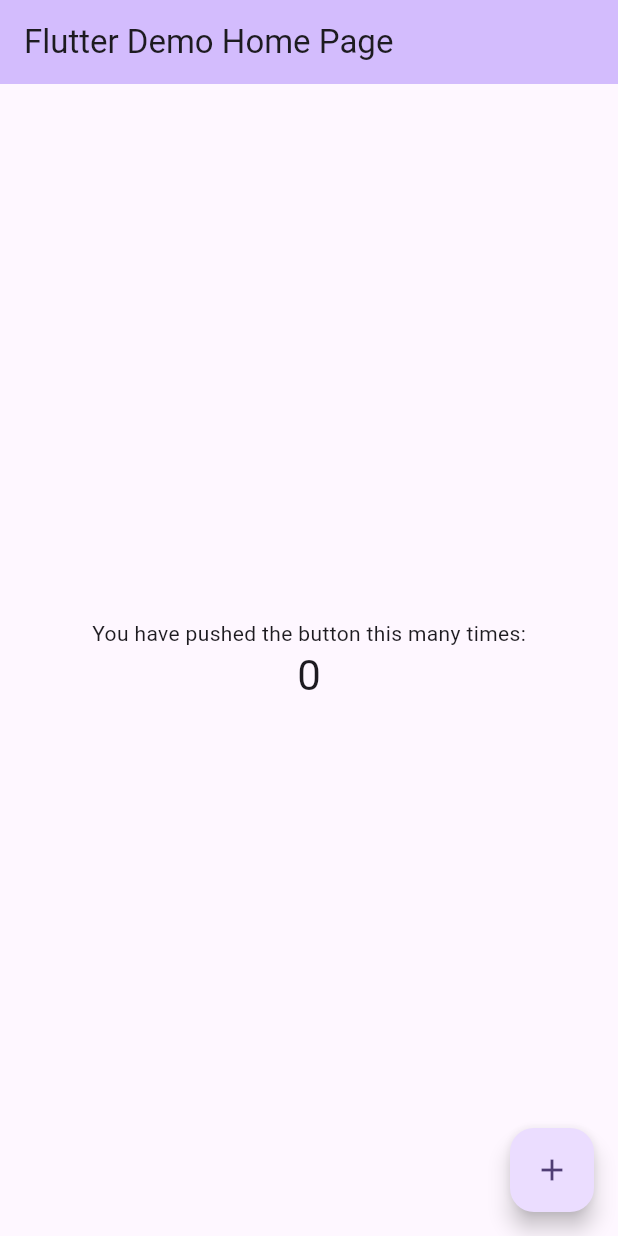
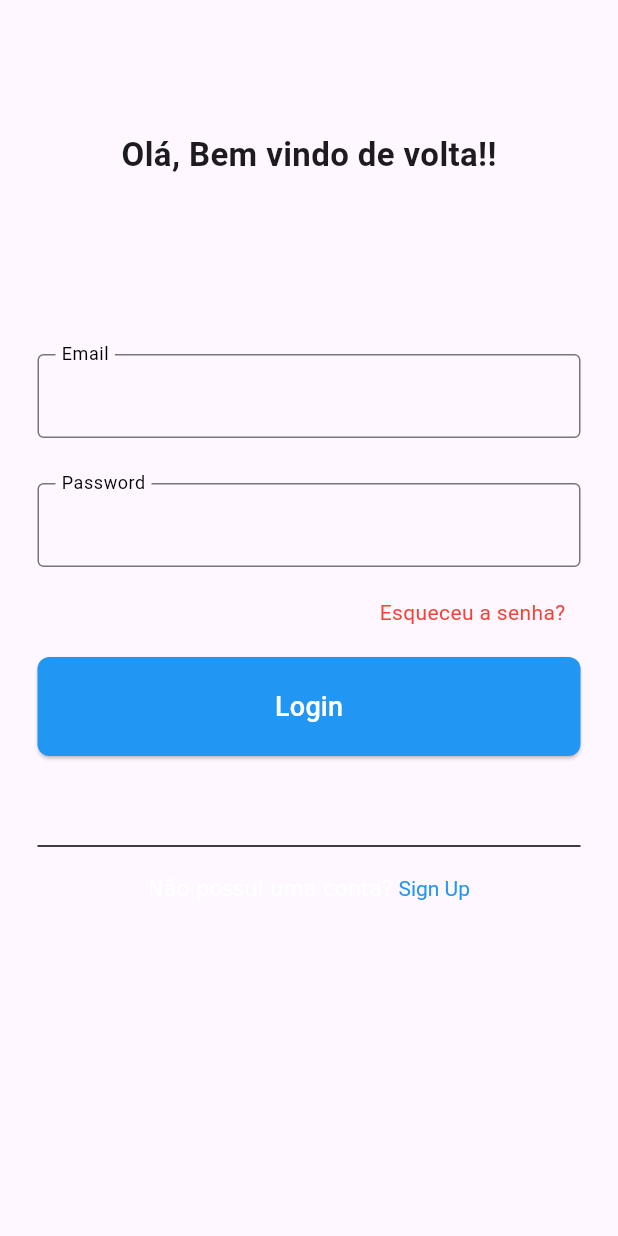
Before and after one commit to PHneres7/app_reserva, a Flutter app: the screen it shows after launch, on a phone screen of 412 x 824 dp. Run offline on Flutter 3.47's test engine with Material 3 defaults, Android fonts, the phone set to English and light mode, and no system bars.

Commit message:
Login Page quase finalizada

```diff
--- /dev/null
+++ b/reserve_app/lib/app/app_routs.dart
@@ -0,0 +1,13 @@
+import 'package:flutter/material.dart';
+import 'package:reserve_app/pages/login_page.dart';
+import 'package:reserve_app/pages/sign_up_page.dart';
+
+abstract class AppRouts {
+  static const loginPage = 'login';
+  static const SignUpPage = 'signup';
+
+  static Map<String, WidgetBuilder> routes = {
+    loginPage: (context) => const LoginPage(),
+    SignUpPage: (context)=> const SignUp(),
+  };
+}
--- /dev/null
+++ b/reserve_app/lib/app/reserve_app.dart
@@ -0,0 +1,15 @@
+import 'package:flutter/material.dart';
+import 'package:reserve_app/app/app_routs.dart';
+
+class ReserveApp extends StatelessWidget {
+  const ReserveApp({super.key});
+
+  @override
+  Widget build(BuildContext context) {
+    return MaterialApp(
+      debugShowCheckedModeBanner: false,
+      initialRoute: AppRouts.loginPage,
+      routes: AppRouts.routes,
+    );
+  }
+}
--- a/reserve_app/lib/main.dart
+++ b/reserve_app/lib/main.dart
@@ -1,125 +1,6 @@
 import 'package:flutter/material.dart';
+import 'package:reserve_app/app/reserve_app.dart';
 
 void main() {
-  runApp(const MyApp());
+  runApp(const ReserveApp());
 }
-
-class MyApp extends StatelessWidget {
-  const MyApp({super.key});
-
-  // This widget is the root of your application.
-  @override
-  Widget build(BuildContext context) {
-    return MaterialApp(
-      title: 'Flutter Demo',
-      theme: ThemeData(
-        // This is the theme of your application.
-        //
-        // TRY THIS: Try running your application with "flutter run". You'll see
-        // the application has a purple toolbar. Then, without quitting the app,
-        // try changing the seedColor in the colorScheme below to Colors.green
-        // and then invoke "hot reload" (save your changes or press the "hot
-        // reload" button in a Flutter-supported IDE, or press "r" if you used
-        // the command line to start the app).
-        //
-        // Notice that the counter didn't reset back to zero; the application
-        // state is not lost during the reload. To reset the state, use hot
-        // restart instead.
-        //
-        // This works for code too, not just values: Most code changes can be
-        // tested with just a hot reload.
-        colorScheme: ColorScheme.fromSeed(seedColor: Colors.deepPurple),
-        useMaterial3: true,
-      ),
-      home: const MyHomePage(title: 'Flutter Demo Home Page'),
-    );
-  }
-}
-
-class MyHomePage extends StatefulWidget {
-  const MyHomePage({super.key, required this.title});
-
-  // This widget is the home page of your application. It is stateful, meaning
-  // that it has a State object (defined below) that contains fields that affect
-  // how it looks.
-
-  // This class is the configuration for the state. It holds the values (in this
-  // case the title) provided by the parent (in this case the App widget) and
-  // used by the build method of the State. Fields in a Widget subclass are
-  // always marked "final".
-
-  final String title;
-
-  @override
-  State<MyHomePage> createState() => _MyHomePageState();
-}
-
-class _MyHomePageState extends State<MyHomePage> {
-  int _counter = 0;
-
-  void _incrementCounter() {
-    setState(() {
-      // This call to setState tells the Flutter framework that something has
-      // changed in this State, which causes it to rerun the build method below
-      // so that the display can reflect the updated values. If we changed
-      // _counter without calling setState(), then the build method would not be
-      // called again, and so nothing would appear to happen.
-      _counter++;
-    });
-  }
-
-  @override
-  Widget build(BuildContext context) {
-    // This method is rerun every time setState is called, for instance as done
-    // by the _incrementCounter method above.
-    //
-    // The Flutter framework has been optimized to make rerunning build methods
-    // fast, so that you can just rebuild anything that needs updating rather
-    // than having to individually change instances of widgets.
-    return Scaffold(
-      appBar: AppBar(
-        // TRY THIS: Try changing the color here to a specific color (to
-        // Colors.amber, perhaps?) and trigger a hot reload to see the AppBar
-        // change color while the other colors stay the same.
-        backgroundColor: Theme.of(context).colorScheme.inversePrimary,
-        // Here we take the value from the MyHomePage object that was created by
-        // the App.build method, and use it to set our appbar title.
-        title: Text(widget.title),
-      ),
-      body: Center(
-        // Center is a layout widget. It takes a single child and positions it
-        // in the middle of the parent.
-        child: Column(
-          // Column is also a layout widget. It takes a list of children and
-          // arranges them vertically. By default, it sizes itself to fit its
-          // children horizontally, and tries to be as tall as its parent.
-          //
-          // Column has various properties to control how it sizes itself and
-          // how it positions its children. Here we use mainAxisAlignment to
-          // center the children vertically; the main axis here is the vertical
-          // axis because Columns are vertical (the cross axis would be
-          // horizontal).
-          //
-          // TRY THIS: Invoke "debug painting" (choose the "Toggle Debug Paint"
-          // action in the IDE, or press "p" in the console), to see the
-          // wireframe for each widget.
-          mainAxisAlignment: MainAxisAlignment.center,
-          children: <Widget>[
-            const Text(
-              'You have pushed the button this many times:',
-            ),
-            Text(
-              '$_counter',
-              style: Theme.of(context).textTheme.headlineMedium,
-            ),
-          ],
-        ),
-      ),
-      floatingActionButton: FloatingActionButton(
-        onPressed: _incrementCounter,
-        tooltip: 'Increment',
-        child: const Icon(Icons.add),
-      ), // This trailing comma makes auto-formatting nicer for build methods.
-    );
-  }
-}
--- /dev/null
+++ b/reserve_app/lib/pages/login_page.dart
@@ -0,0 +1,89 @@
+import 'package:flutter/gestures.dart';
+import 'package:flutter/material.dart';
+import 'package:reserve_app/app/app_routs.dart';
+import 'package:reserve_app/pages/sign_up_page.dart';
+import 'package:reserve_app/widgets/custom_buttom.dart';
+import 'package:reserve_app/widgets/custom_text_form_field.dart';
+
+class LoginPage extends StatelessWidget {
+  const LoginPage({super.key});
+
+  @override
+  Widget build(BuildContext context) {
+    return Scaffold(
+      body: Column(
+        children: [
+          //Texto 1 'Seja Bem Vindo'
+          Expanded(
+            flex: 1,
+            child: Column(
+              mainAxisAlignment: MainAxisAlignment.center,
+              children: [
+                Text(
+                  'Olá, Bem vindo de volta!!',
+                  style: TextStyle(
+                    fontWeight: FontWeight.bold,
+                    fontSize: 22,
+                  ),
+                ),
+              ],
+            ),
+          ),
+
+          // Parte 2 'Formulario'
+          Expanded(
+            flex: 3,
+            child: Padding(
+              padding: const EdgeInsets.symmetric(vertical: 15, horizontal: 25),
+              child: Column(
+                crossAxisAlignment: CrossAxisAlignment.stretch,
+                children: [
+                  CustomTextFormField(label: 'Email'),
+                  CustomTextFormField(label: 'Password'),
+                  Padding(
+                    padding: const EdgeInsets.only(top: 5, right: 10),
+                    child: Text(
+                      'Esqueceu a senha?',
+                      style: TextStyle(color: Colors.red),
+                      textAlign: TextAlign.end,
+                    ),
+                  ),
+                  CustomButtom(
+                    label: 'Login',
+                  ),
+                  SizedBox(
+                    height: 40,
+                  ),
+                  Divider(
+                    color: Colors.black,
+                    height: 0.5,
+                  ),
+                  Padding(
+                    padding: const EdgeInsets.all(20.0),
+                    child: RichText(
+                      textAlign: TextAlign.center,
+                      text: TextSpan(
+                        text: 'Não possui uma conta?',
+                        children: <TextSpan>[
+                          TextSpan(
+                            recognizer: TapGestureRecognizer()
+                              ..onTap = () {
+                                Navigator.of(context)
+                                    .pushNamed(AppRouts.SignUpPage);
+                              },
+                            text: ' Sign Up',
+                            style: TextStyle(color: Colors.blue),
+                          ),
+                        ],
+                      ),
+                    ),
+                  ),
+                ],
+              ),
+            ),
+          )
+        ],
+      ),
+    );
+  }
+}
--- /dev/null
+++ b/reserve_app/lib/pages/sign_up_page.dart
@@ -0,0 +1,10 @@
+import 'package:flutter/material.dart';
+
+class SignUp extends StatelessWidget {
+  const SignUp({super.key});
+
+  @override
+  Widget build(BuildContext context) {
+    return Placeholder();
+  }
+}
--- /dev/null
+++ b/reserve_app/lib/widgets/custom_buttom.dart
@@ -0,0 +1,36 @@
+import 'package:flutter/material.dart';
+
+class CustomButtom extends StatelessWidget {
+  final String label;
+
+  const CustomButtom({
+    super.key,
+    required this.label,
+  });
+
+  @override
+  Widget build(BuildContext context) {
+    return Padding(
+      padding: const EdgeInsets.symmetric(vertical: 20),
+      child: ElevatedButton(
+        onPressed: () {
+          print("Botão Login clicado!");
+        },
+        style: ElevatedButton.styleFrom(
+          backgroundColor: Colors.blue,
+          padding: EdgeInsets.symmetric(horizontal: 24, vertical: 20),
+          shape: RoundedRectangleBorder(
+            borderRadius: BorderRadius.circular(8),
+          ),
+        ),
+        child: Text(
+          label,
+          style: TextStyle(
+            fontSize: 18,
+            color: Colors.white,
+          ),
+        ),
+      ),
+    );
+  }
+}
--- /dev/null
+++ b/reserve_app/lib/widgets/custom_text_form_field.dart
@@ -0,0 +1,35 @@
+import 'package:flutter/material.dart';
+
+class CustomTextFormField extends StatefulWidget {
+  final String label;
+
+  const CustomTextFormField({
+    super.key,
+    required this.label,
+  });
+
+  @override
+  State<CustomTextFormField> createState() => _CustomTextFormFieldState();
+}
+
+class _CustomTextFormFieldState extends State<CustomTextFormField> {
+  @override
+  Widget build(BuildContext context) {
+    return Padding(
+      padding: const EdgeInsets.symmetric(vertical: 15),
+      child: TextFormField(
+        decoration: InputDecoration(
+          border: OutlineInputBorder(),
+          focusedBorder: OutlineInputBorder(),
+          label: Text(widget.label),
+          labelStyle: TextStyle(
+            color: Colors.black,
+          ),
+          floatingLabelBehavior: FloatingLabelBehavior.always,
+        ),
+        cursorColor: Colors.black,
+        cursorWidth: 1.0,
+      ),
+    );
+  }
+}
```
Also changed, not shown: 1 other file.
